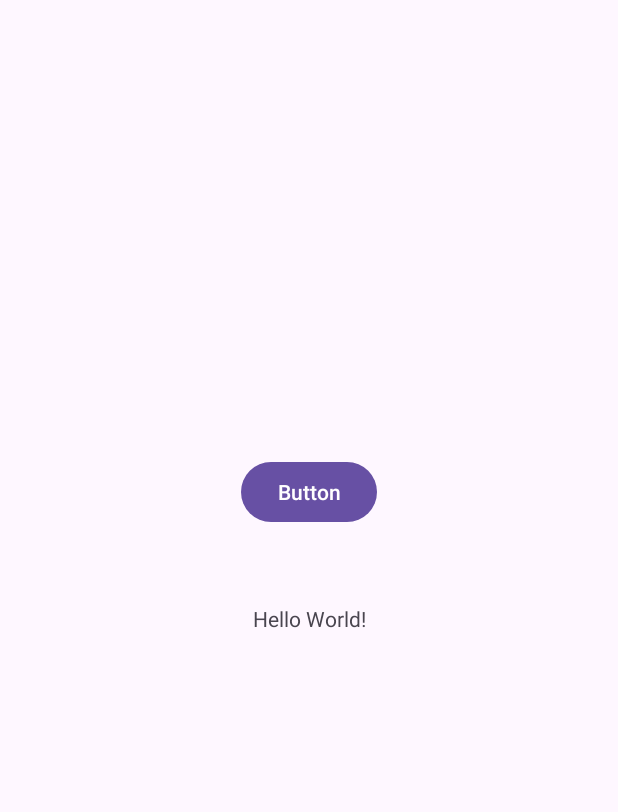
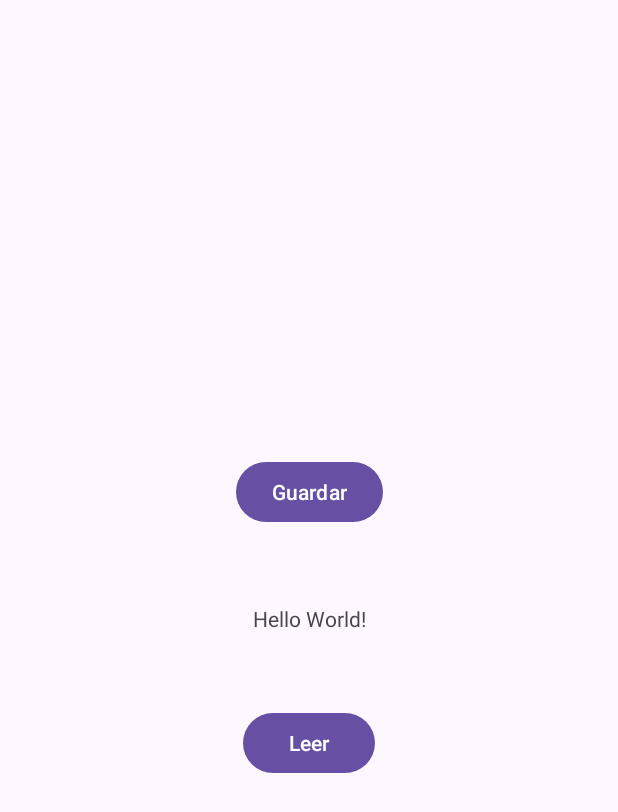
Before and after one commit to HernanMVarela/TP_3_GRUPO_4, an Android app: the screen it shows after launch (MainActivity), on a phone screen of 412 x 824 dp. Shown: the top 812 px of the screen. Run offline under Robolectric (Android 15) with nearby library versions, the phone set to English and light mode, and no system bars.

```diff
--- a/app/src/main/java/frgp/utn/edu/ar/DAO/UsuarioDAO.java
+++ b/app/src/main/java/frgp/utn/edu/ar/DAO/UsuarioDAO.java
@@ -1,15 +1,18 @@
 package frgp.utn.edu.ar.DAO;
 
+import android.content.Context;
+
 import java.util.ArrayList;
+import java.util.List;
 
 import frgp.utn.edu.ar.OpenHelper.OpenHelper;
 import frgp.utn.edu.ar.entidades.Usuario;
 
 public interface UsuarioDAO {
-    public boolean insertarUsuario(OpenHelper DB, Usuario nuevo);
+    public boolean insertarUsuario(Context context, Usuario nuevo);
     public Usuario obtenerUsuarioPorUsername(String username);
     public boolean existeUsuario(String correo);
-    public ArrayList<Usuario> obtenerUsuarios();
+    public List<Usuario> obtenerUsuarios(Context context);
     public void eliminarUsuario(int ID);
     public boolean actualizarUsuario(Usuario modificar);
 }
--- a/app/src/main/java/frgp/utn/edu/ar/OpenHelper/OpenHelper.java
+++ b/app/src/main/java/frgp/utn/edu/ar/OpenHelper/OpenHelper.java
@@ -32,4 +32,7 @@ public class OpenHelper extends SQLiteOpenHelper {
     public void insertDB (String nom, ContentValues val){
         this.getWritableDatabase().insert(nom,null,val);
     }
+
+    public void readDB (){
+    }
 }
--- a/app/src/main/res/layout/activity_main.xml
+++ b/app/src/main/res/layout/activity_main.xml
@@ -5,6 +5,18 @@
     android:layout_width="match_parent"
     android:layout_height="match_parent"
     tools:context=".MainActivity">
+
+    <Button
+        android:id="@+id/btnPrueba2"
+        android:layout_width="wrap_content"
+        android:layout_height="wrap_content"
+        android:onClick="leerUsuario"
+        android:text="Leer"
+        app:layout_constraintBottom_toBottomOf="parent"
+        app:layout_constraintEnd_toEndOf="parent"
+        app:layout_constraintStart_toStartOf="parent"
+        app:layout_constraintTop_toTopOf="parent"
+        app:layout_constraintVertical_bias="0.607" />
 
     <TextView
         android:layout_width="wrap_content"
@@ -20,7 +32,7 @@
         android:layout_width="wrap_content"
         android:layout_height="wrap_content"
         android:onClick="escribir"
-        android:text="Button"
+        android:text="Guardar"
         app:layout_constraintBottom_toBottomOf="parent"
         app:layout_constraintEnd_toEndOf="parent"
         app:layout_constraintStart_toStartOf="parent"
```
Also changed, not shown: app/src/main/java/frgp/utn/edu/ar/DAOImpl/UsuarioDAOImpl.java (+33 -3 lines), app/src/main/java/frgp/utn/edu/ar/controllers/MainActivity.java (+16 -6 lines).
